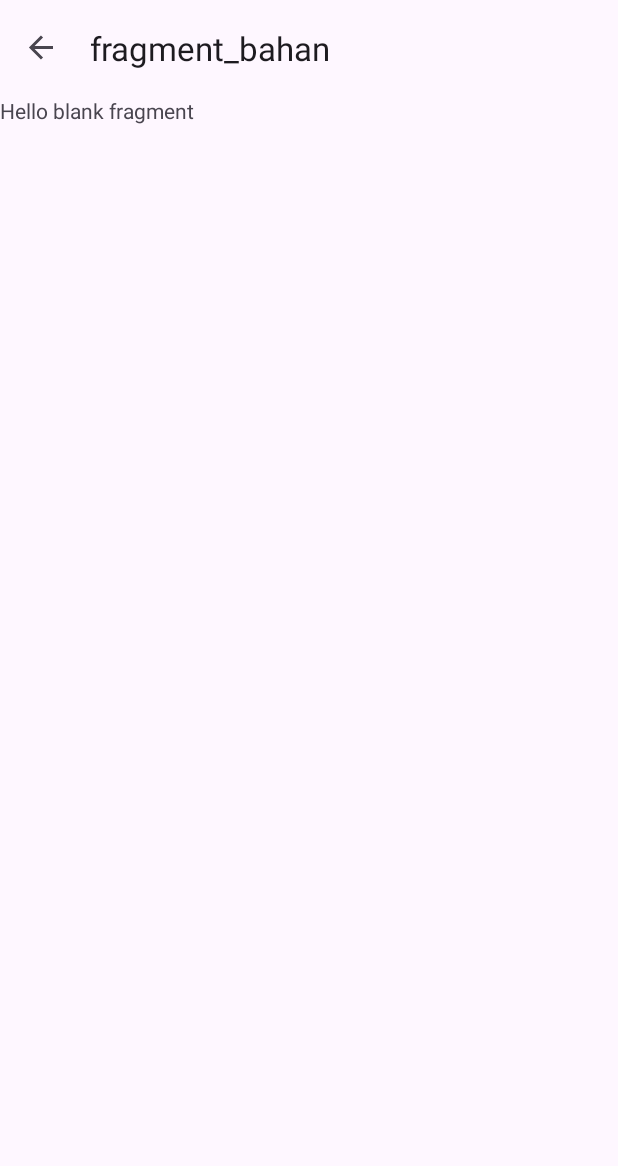
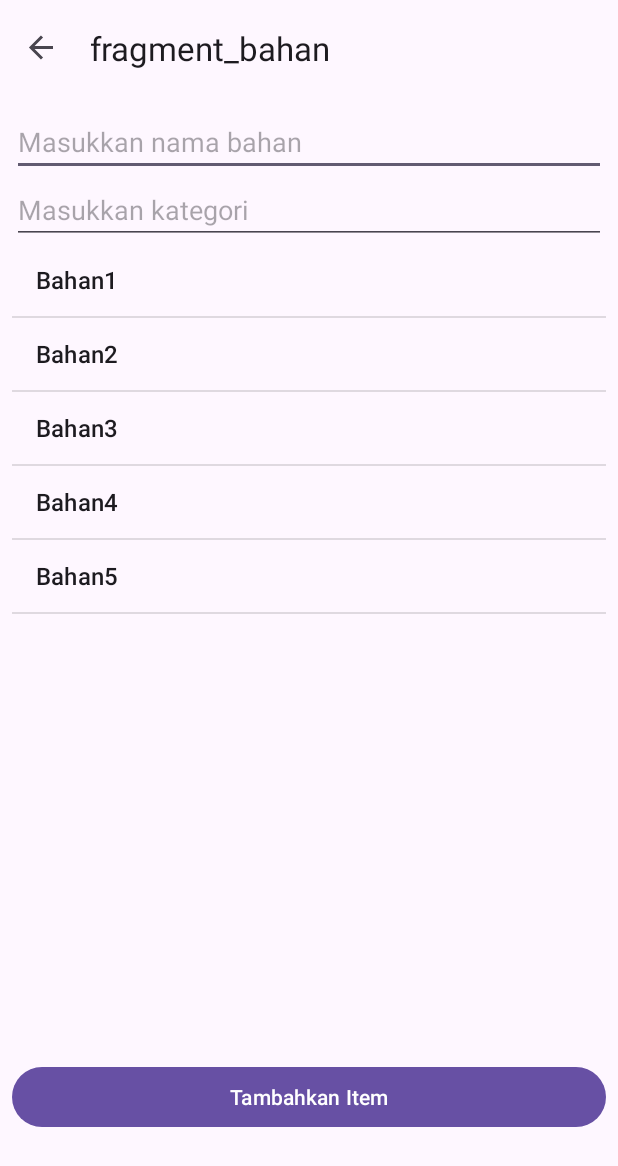
Before and after one commit to ChristopherLouisT/navigation, an Android app: the BahanFragment screen opened through its navigation route, in the side drawer, after a tap on "BAHAN", on a phone screen of 412 x 824 dp. Shown: the top 1166 px of the screen. Run offline under Robolectric (Android 15) with nearby library versions, the phone set to English and light mode, and no system bars; our stand-ins replace navigation-ui.

Commit message:
Latihan ListView - No 2

```diff
--- a/app/src/main/java/paba/meet2/uts/c14230232/meet10/BahanFragment.kt
+++ b/app/src/main/java/paba/meet2/uts/c14230232/meet10/BahanFragment.kt
@@ -1,10 +1,23 @@
 package paba.meet2.uts.c14230232.meet10
 
+import android.annotation.SuppressLint
 import android.os.Bundle
+import android.view.GestureDetector
 import androidx.fragment.app.Fragment
 import android.view.LayoutInflater
+import android.view.MotionEvent
 import android.view.View
 import android.view.ViewGroup
+import android.widget.ArrayAdapter
+import android.widget.Button
+import android.widget.EditText
+import android.widget.LinearLayout
+import android.widget.ListView
+import android.widget.TextView
+import android.widget.Toast
+import androidx.appcompat.app.AlertDialog
+import paba.meet2.uts.c14230232.meet10.databinding.ActivityMainBinding
+import paba.meet2.uts.c14230232.meet10.databinding.FragmentBahanBinding
 
 // TODO: Rename parameter arguments, choose names that match
 // the fragment initialization parameters, e.g. ARG_ITEM_NUMBER
@@ -17,9 +30,10 @@ private const val ARG_PARAM2 = "param2"
  * create an instance of this fragment.
  */
 class BahanFragment : Fragment() {
-    // TODO: Rename and change types of parameters
+    private var binding : FragmentBahanBinding? = null
     private var param1: String? = null
     private var param2: String? = null
+    var data = mutableListOf<String>()
 
     override fun onCreate(savedInstanceState: Bundle?) {
         super.onCreate(savedInstanceState)
@@ -33,20 +47,135 @@ class BahanFragment : Fragment() {
         inflater: LayoutInflater, container: ViewGroup?,
         savedInstanceState: Bundle?
     ): View? {
-        // Inflate the layout for this fragment
-        return inflater.inflate(R.layout.fragment_bahan, container, false)
+        binding = FragmentBahanBinding.inflate(inflater, container, false)
+        return binding!!.root
+    }
+
+    @SuppressLint("ClickableViewAccessibility")
+    override fun onViewCreated(view: View, savedInstanceState: Bundle?) {
+        super.onViewCreated(view, savedInstanceState)
+
+        data.addAll(listOf("Bahan1", "Bahan2", "Bahan3", "Bahan4", "Bahan5"))
+
+        val lvAdapter  = ArrayAdapter(requireContext(), android.R.layout.simple_list_item_1, data)
+        binding!!.lv1.adapter = lvAdapter
+
+        binding!!.btnTambah.setOnClickListener {
+            val namaBahan = binding!!.inputBahan.text.toString().trim()
+            val kategori = binding!!.inputKategori.text.toString().trim()
+
+            if (namaBahan.isEmpty() || kategori.isEmpty()) {
+                Toast.makeText(requireContext(), "Isi semua field dulu!", Toast.LENGTH_SHORT).show()
+                return@setOnClickListener
+            }
+
+            val item = "$namaBahan - $kategori"
+            data.add(item)
+            lvAdapter.notifyDataSetChanged()
+
+            // Kosongkan setelah tambah
+            binding!!.inputBahan.text.clear()
+            binding!!.inputKategori.text.clear()
+        }
+
+        val gestureDetector = GestureDetector(
+            requireContext(), object: GestureDetector.SimpleOnGestureListener() {
+                override fun onDoubleTap(e: MotionEvent): Boolean {
+                    val position = binding!!.lv1.pointToPosition(e.x.toInt(), e.y.toInt())
+                    if (position != ListView.INVALID_POSITION) {
+                        val selectedItem = data[position]
+                        showActionDialog(position, selectedItem, data, lvAdapter)
+                    }
+                    return true
+                }
+            }
+        )
+
+        binding!!.lv1.setOnTouchListener { _, event ->
+            gestureDetector.onTouchEvent(event)
+            false
+        }
+    }
+
+    private fun showUpdateDialog(
+        position: Int,
+        oldValue: String,
+        data:MutableList<String>,
+        adapter: ArrayAdapter<String>
+    ) {
+        val builder = AlertDialog.Builder(requireContext())
+        builder.setTitle("Update Data")
+        builder.setMessage("Pilih tindakan yang ingin dilakukan")
+
+        val layout = LinearLayout(requireContext())
+        layout.orientation = LinearLayout.VERTICAL
+        layout.setPadding(50, 40, 50, 10)
+
+        val tvOld = TextView(requireContext())
+        tvOld.text = "Data lama: $oldValue"
+        tvOld.textSize = 16f
+
+        val etNew = EditText(requireContext())
+        etNew.hint = "Masukkan data baru"
+        etNew.setText(oldValue)
+
+        layout.addView(tvOld)
+        layout.addView(etNew)
+
+        builder.setView(layout)
+
+        builder.setPositiveButton("Simpan") { dialog, _ ->
+            val newValue = etNew.text.toString().trim()
+            if (newValue.isNotEmpty()) {
+                data[position] = newValue
+                adapter.notifyDataSetChanged()
+                Toast.makeText(requireContext(), "Data diupdate menjadi: $newValue", Toast.LENGTH_SHORT).show()
+            }
+            else {
+                Toast.makeText(requireContext(), "Data baru tidak boleh kosong!", Toast.LENGTH_SHORT).show()
+            }
+            dialog.dismiss()
+        }
+
+        builder.setNegativeButton("Batal") { dialog, _ ->
+            dialog.dismiss()
+        }
+
+        builder.create().show()
+    }
+
+    private fun showActionDialog (
+        position: Int,
+        selectedItem: String,
+        data:MutableList<String>,
+        adapter: ArrayAdapter<String>
+    ) {
+        val builder = AlertDialog.Builder(requireContext())
+        builder.setTitle("ITEM $selectedItem")
+        builder.setMessage("Pilih tindakan yang ingin dilakukan")
+
+
+        builder.setPositiveButton("update") {_, _ ->
+            showUpdateDialog(position, selectedItem, data, adapter)
+        }
+        builder.setNegativeButton("Hapus") {_, _ ->
+            data.removeAt(position)
+            adapter.notifyDataSetChanged()
+            Toast.makeText(requireContext(), "Hapus Item $selectedItem", Toast.LENGTH_SHORT).show()
+        }
+        builder.setNeutralButton("Batal") {dialog, _ ->
+            dialog.dismiss()
+        }
+
+        builder.create().show()
+    }
+
+    override fun onDestroyView() {
+        super.onDestroyView()
+        binding = null
     }
 
     companion object {
-        /**
-         * Use this factory method to create a new instance of
-         * this fragment using the provided parameters.
-         *
-         * @param param1 Parameter 1.
-         * @param param2 Parameter 2.
-         * @return A new instance of fragment BahanFragment.
-         */
-        // TODO: Rename and change types and number of parameters
         @JvmStatic
         fun newInstance(param1: String, param2: String) =
             BahanFragment().apply {
--- a/app/src/main/res/layout/fragment_bahan.xml
+++ b/app/src/main/res/layout/fragment_bahan.xml
@@ -1,14 +1,35 @@
 <?xml version="1.0" encoding="utf-8"?>
-<FrameLayout xmlns:android="http://schemas.android.com/apk/res/android"
+<LinearLayout xmlns:android="http://schemas.android.com/apk/res/android"
     xmlns:tools="http://schemas.android.com/tools"
     android:layout_width="match_parent"
     android:layout_height="match_parent"
-    tools:context=".BahanFragment">
+    tools:context=".BahanFragment"
+    android:orientation="vertical"
+    android:weightSum="10"
+    android:layout_margin="8dp">
 
-    <!-- TODO: Update blank fragment layout -->
-    <TextView
+    <EditText
+        android:id="@+id/inputBahan"
         android:layout_width="match_parent"
-        android:layout_height="match_parent"
-        android:text="@string/hello_blank_fragment" />
+        android:layout_height="wrap_content"
+        android:hint="Masukkan nama bahan"/>
 
-</FrameLayout>
+    <EditText
+        android:id="@+id/inputKategori"
+        android:layout_width="match_parent"
+        android:layout_height="wrap_content"
+        android:hint="Masukkan kategori"/>
+
+    <ListView
+        android:id="@+id/lv1"
+        android:layout_width="match_parent"
+        android:layout_height="0dp"
+        android:layout_weight="9"/>
+
+    <Button
+        android:id="@+id/btnTambah"
+        android:layout_width="match_parent"
+        android:layout_height="wrap_content"
+        android:text="Tambahkan Item"/>
+
+</LinearLayout>
```
